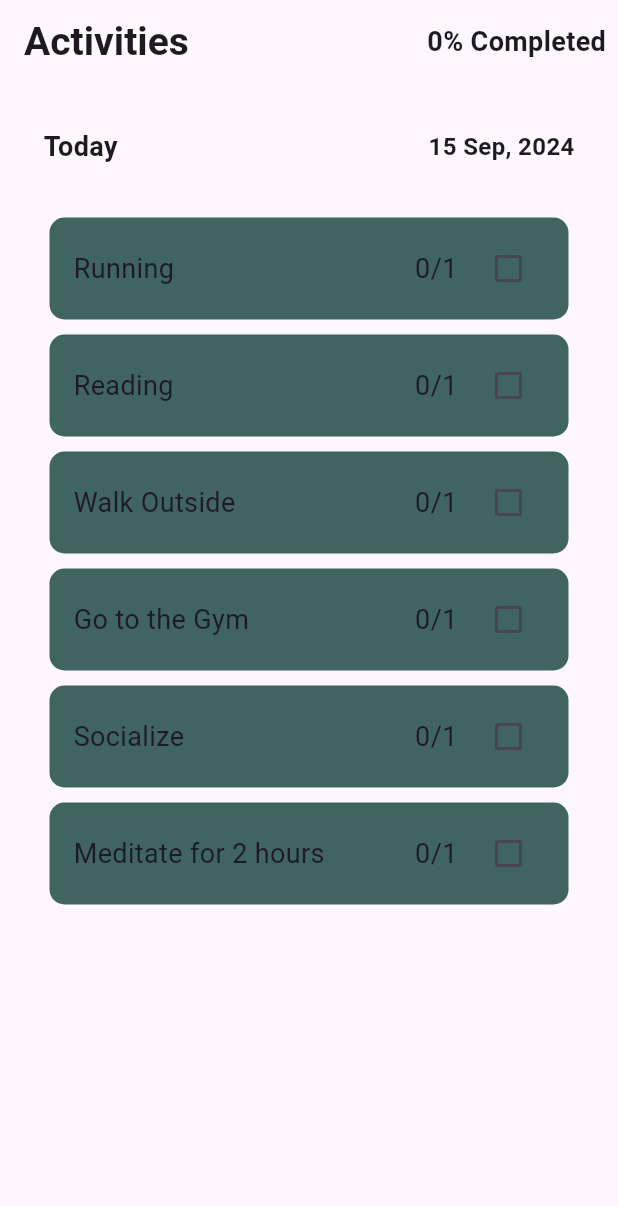
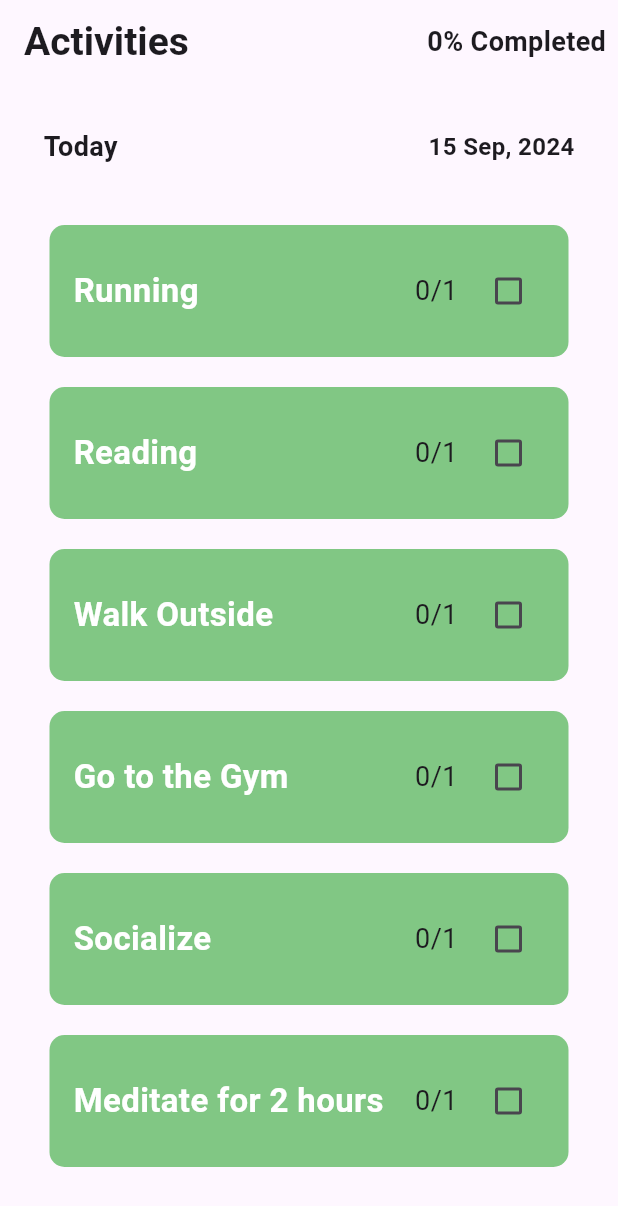
Before and after one commit to bsc-com-29-19/mentora, a Flutter app: the ActivityScreen screen opened directly, on a phone screen of 412 x 824 dp. Shown: the top 1206 px of the screen. Run offline on Flutter 3.47's test engine with Material 3 defaults, Android fonts, the light colour scheme and no system bars; our stand-ins replace get, logger, percent_indicator, shared_preferences, smooth_page_indicator; accounts and stored records are empty.

Commit message:
activity : polish the ui

```diff
--- a/lib/activity/screens/activity_screen.dart
+++ b/lib/activity/screens/activity_screen.dart
@@ -41,11 +41,11 @@ class _ActivityPageState extends State<ActivityScreen> {
   Widget buildActivity(
       String title, bool completed, Function(bool?) onChanged) {
     return Padding(
-      padding: const EdgeInsets.symmetric(vertical: 5.0),
+      padding: const EdgeInsets.symmetric(vertical: 10.0),
       child: Container(
-        padding: const EdgeInsets.symmetric(vertical: 10.0, horizontal: 16.0),
+        padding: const EdgeInsets.symmetric(vertical: 20.0, horizontal: 16.0),
         decoration: BoxDecoration(
-          color: const Color.fromARGB(255, 64, 100, 95),
+          color: Colors.green.shade300,
           borderRadius: BorderRadius.circular(10),
         ),
         child: Row(
@@ -53,7 +53,10 @@ class _ActivityPageState extends State<ActivityScreen> {
           children: [
             Text(
               title,
-              style: TextStyle(fontSize: 18.0),
+              style: TextStyle(
+                  fontSize: 22.0,
+                  color: Colors.white,
+                  fontWeight: FontWeight.w700),
             ),
             Row(
               children: [
```
